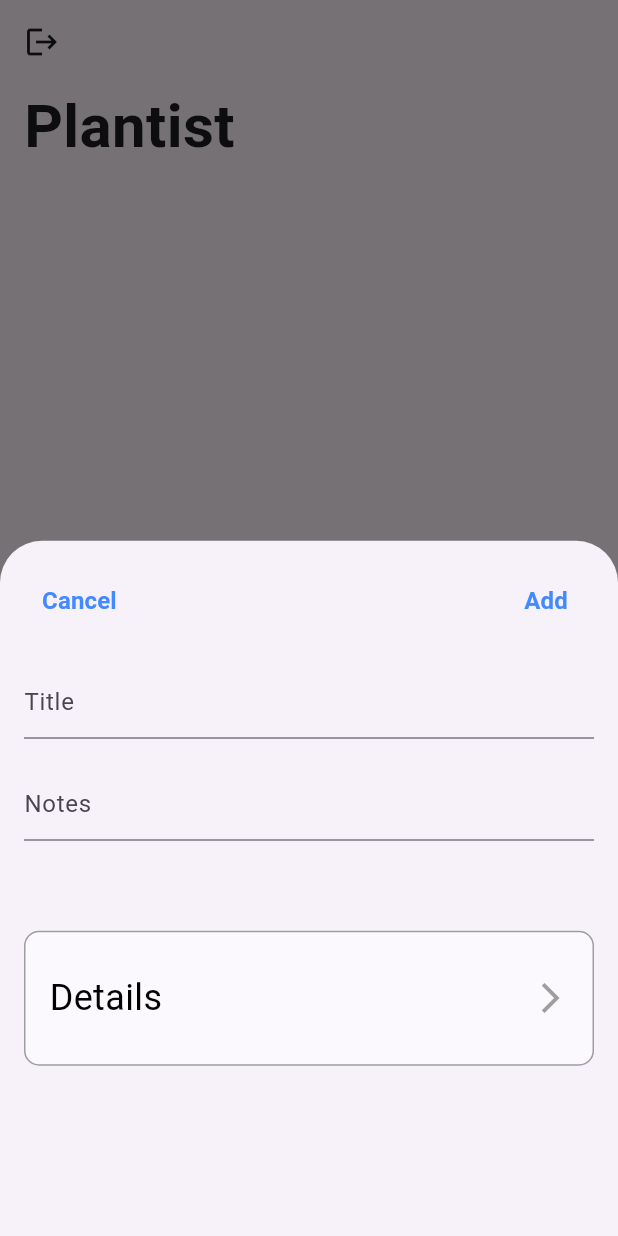
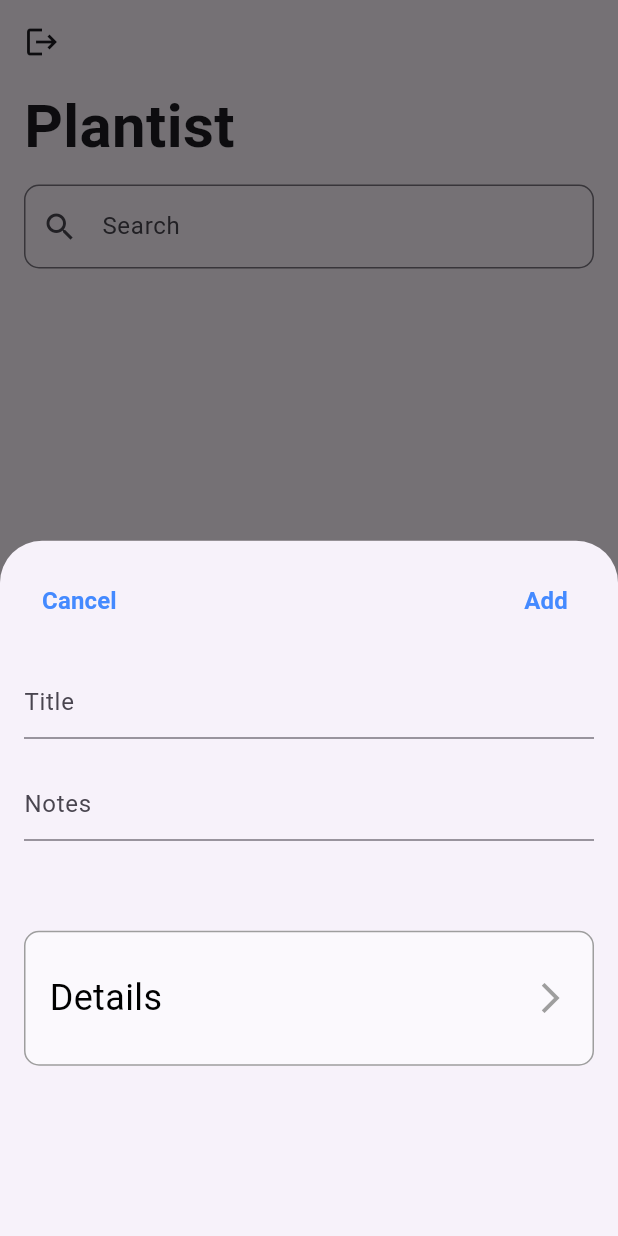
Before and after one commit to cemregizem/TodoApp, a Flutter app: the TodoPage screen opened directly with empty values, after a tap on "New Reminder", on a phone screen of 412 x 824 dp. Run offline on Flutter 3.47's test engine with Material 3 defaults, Android fonts, the phone set to English and light mode, and no system bars; our stand-ins replace firebase_auth, firebase_core, firebase_database, get; accounts and stored records are empty.

Commit message:
search bar added,code format

```diff
--- a/plantist/lib/controller/toDo/toDo_controller.dart
+++ b/plantist/lib/controller/toDo/toDo_controller.dart
@@ -6,16 +6,16 @@
 
 class TodoController extends GetxController {
   var todoList = <toDoModel>[].obs;
+  var filteredTodos = <toDoModel>[].obs;
 
   @override
   void onInit() {
     super.onInit();
-    // Call method to fetch todo list
+
     fetchTodoList();
   }
 
   void fetchTodoList() {
-    // Get reference to the todos node in Firebase
     DatabaseReference todoRef = FirebaseDatabase.instance
         .reference()
         .child('todos')
@@ -26,41 +26,50 @@
       // Clear existing list
       todoList.clear();
 
-      // Extract data from event
-      Map<dynamic, dynamic>? todos = event.snapshot.value as Map<dynamic, dynamic>?;
+      Map<dynamic, dynamic>? todos =
+          event.snapshot.value as Map<dynamic, dynamic>?;
 
-      // If todos is not null, add each todo to the list
       if (todos != null) {
         todos.forEach((key, value) {
           toDoModel todo = toDoModel.fromMap(value);
           todoList.add(todo);
         });
       }
+
+      filterTodos('');
     });
   }
+
   Future<void> addTodo(String title, String note) async {
     if (title.isNotEmpty && note.isNotEmpty) {
       String uid = FirebaseAuth.instance.currentUser!.uid;
-      DatabaseReference todoRef = FirebaseDatabase.instance
-          .reference()
-          .child('todos')
-          .child(uid);
+      DatabaseReference todoRef =
+          FirebaseDatabase.instance.reference().child('todos').child(uid);
       String? todoId = todoRef.push().key;
       await todoRef.child(todoId!).set({
         'title': title,
         'todoId': todoId,
         'note': note,
       });
-    }else{
+    } else {
       ScaffoldMessenger.of(Get.context!).showSnackBar(
-        SnackBar(
+        const SnackBar(
           content: Text('Title and note cannot be empty!'),
-        ),);
-
+        ),
+      );
     }
   }
 
+  void filterTodos(String query) {
+    filteredTodos.clear();
 
+    if (query.isEmpty) {
+      filteredTodos.assignAll(todoList);
+    } else {
+      filteredTodos.assignAll(todoList.where(
+          (todo) => todo.title.toLowerCase().contains(query.toLowerCase())));
+    }
+  }
 
   Future<void> deleteTodo(String todoId) async {
     String uid = FirebaseAuth.instance.currentUser!.uid;
@@ -83,5 +92,4 @@
       'isDone': isDone,
     });
   }
-
 }
--- a/plantist/lib/view/ToDo/toDo.dart
+++ b/plantist/lib/view/ToDo/toDo.dart
@@ -47,16 +47,33 @@
                 'Plantist',
                 style: TextStyle(fontSize: 40, fontWeight: FontWeight.bold),
               )),
+          const SizedBox(
+              height: 10), // Add some space between title and search bar
+          Padding(
+            padding: const EdgeInsets.symmetric(horizontal: 16),
+            child: TextField(
+              onChanged: (value) {
+                // Call filtering function when text changes
+                todoController.filterTodos(value);
+              },
+              decoration: InputDecoration(
+                labelText: 'Search',
+                hintText: 'Search in titles',
+                prefixIcon: Icon(Icons.search),
+                border: OutlineInputBorder(
+                  borderRadius: BorderRadius.circular(10),
+                ),
+              ),
+            ),
+          ),
           SingleChildScrollView(
             child: Container(
-              height: MediaQuery.of(context).size.height - 400,
-              child: GetX<TodoController>(
-                init: TodoController(),
-                builder: (controller) {
+              height: MediaQuery.of(context).size.height - 450,
+              child: Obx(() {
                 return ListView.builder(
-                    itemCount: controller.todoList.length,
+                  itemCount: todoController.filteredTodos.length,
                   itemBuilder: (context, index) {
-                      toDoModel todo = controller.todoList[index];
+                    toDoModel todo = todoController.filteredTodos[index];
                     return Dismissible(
                       key: Key(todo.todoId), // Unique key for each item
                       background: Container(
@@ -109,8 +126,7 @@
                     );
                   },
                 );
-                },
-              ),
+              }),
             ),
           ),
           const SizedBox(height: 30),
@@ -129,7 +145,7 @@
               child: Container(
                 alignment: Alignment.bottomCenter,
                 width: 300,
-                height: 60, // Make button take full width
+                height: 60,
                 padding: const EdgeInsets.all(10),
                 margin: const EdgeInsets.all(10),
                 child: const Row(
```
Lines whose indentation alone changed are shown as unchanged.
